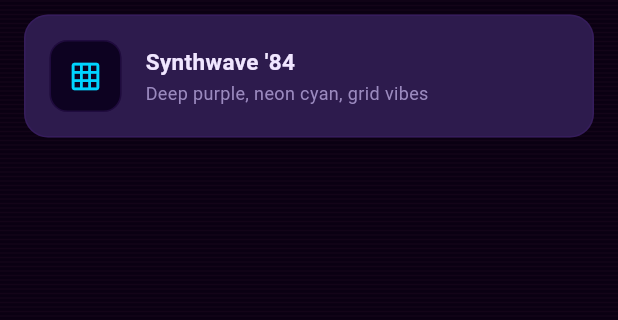
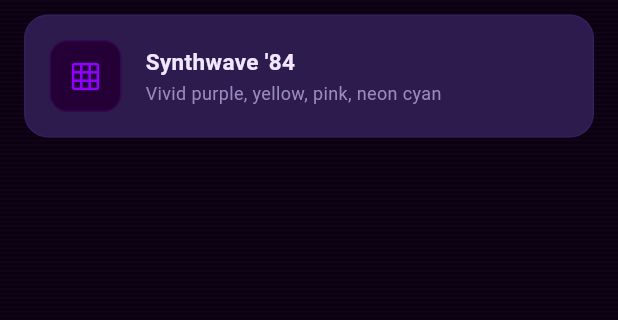
Before and after one commit to synthalorian/flamingo, a Flutter app: the SettingsScreen screen opened by its route, on a phone screen of 412 x 824 dp, the part 611-931 px from its top. Run offline on Flutter 3.47's test engine with Material 3 defaults, Android fonts, the phone set to English and light mode, and no system bars; our stand-ins replace audioplayers, camera, flutter_riverpod, go_router, permission_handler, sensors_plus and 2 more; missing offline and left inert: mobile_scanner, torch_light; accounts and stored records are empty.

Commit message:
fix: retheme Synthwave '84 to match Omarchy palette
- Primary: vivid purple #8F00FF (was neon cyan)
- Secondary: neon cyan #03EDF9
- Tertiary: hot pink #FF69B4
- onSurfaceVariant: muted gold #C8B060 (yellow accent)
- Cards: deep purple #3A00557 (was #2D0A4D)
- Surface low: #240037 (matches alacritty theme bg)
- Updated settings preview swatches to match

```diff
--- a/lib/core/theme/theme_provider.dart
+++ b/lib/core/theme/theme_provider.dart
@@ -69,7 +69,7 @@ enum FlamingoThemeName {
       case FlamingoThemeName.darkSynthwave: return 'Deep purple, hot pink, neon cyan';
       case FlamingoThemeName.lightClean:    return 'Clean light with pink accents';
       case FlamingoThemeName.flamingo:      return 'Hot pink on dark rose';
-      case FlamingoThemeName.synthwave84:   return 'Deep purple, neon cyan, grid vibes';
+      case FlamingoThemeName.synthwave84:   return 'Vivid purple, yellow, pink, neon cyan';
     }
   }
 
@@ -87,7 +87,7 @@ enum FlamingoThemeName {
       case FlamingoThemeName.darkSynthwave: return const Color(0xFFFF69B4);
       case FlamingoThemeName.lightClean:    return const Color(0xFFD81B60);
       case FlamingoThemeName.flamingo:      return const Color(0xFFFF69B4);
-      case FlamingoThemeName.synthwave84:   return const Color(0xFF00D4FF);
+      case FlamingoThemeName.synthwave84:   return const Color(0xFF8F00FF);
     }
   }
 
--- a/lib/features/settings/settings_screen.dart
+++ b/lib/features/settings/settings_screen.dart
@@ -183,22 +183,12 @@ class _ThemeCard extends StatelessWidget {
     );
   }
 
-  Color _previewBg(int i) {
-    switch (i) {
-      case 0: return const Color(0xFF0A0012);
-      case 1: return const Color(0xFFF5F0FA);
-      case 2: return const Color(0xFF1A0008);
-      case 3: return const Color(0xFF0D0221);
-      default: return const Color(0xFF0A0012);
-    }
-  }
-
   Color _previewPrimary(int i) {
     switch (i) {
       case 0: return const Color(0xFFFF69B4);
       case 1: return const Color(0xFFD81B60);
       case 2: return const Color(0xFFFF69B4);
-      case 3: return const Color(0xFF00D4FF);
+      case 3: return const Color(0xFF8F00FF);
       default: return const Color(0xFFFF69B4);
     }
   }
@@ -208,8 +198,18 @@ class _ThemeCard extends StatelessWidget {
       case 0: return const Color(0xFF00D4FF);
       case 1: return const Color(0xFF0288D1);
       case 2: return const Color(0xFFFF1493);
-      case 3: return const Color(0xFFB026FF);
+      case 3: return const Color(0xFF03EDF9);
       default: return const Color(0xFF00D4FF);
     }
   }
+
+  Color _previewBg(int i) {
+    switch (i) {
+      case 0: return const Color(0xFF0A0012);
+      case 1: return const Color(0xFFF5F0FA);
+      case 2: return const Color(0xFF1A0008);
+      case 3: return const Color(0xFF240037);
+      default: return const Color(0xFF0A0012);
+    }
+  }
 }
```
Also changed, not shown: lib/core/theme/flamingo_theme.dart (+15 -12 lines).
